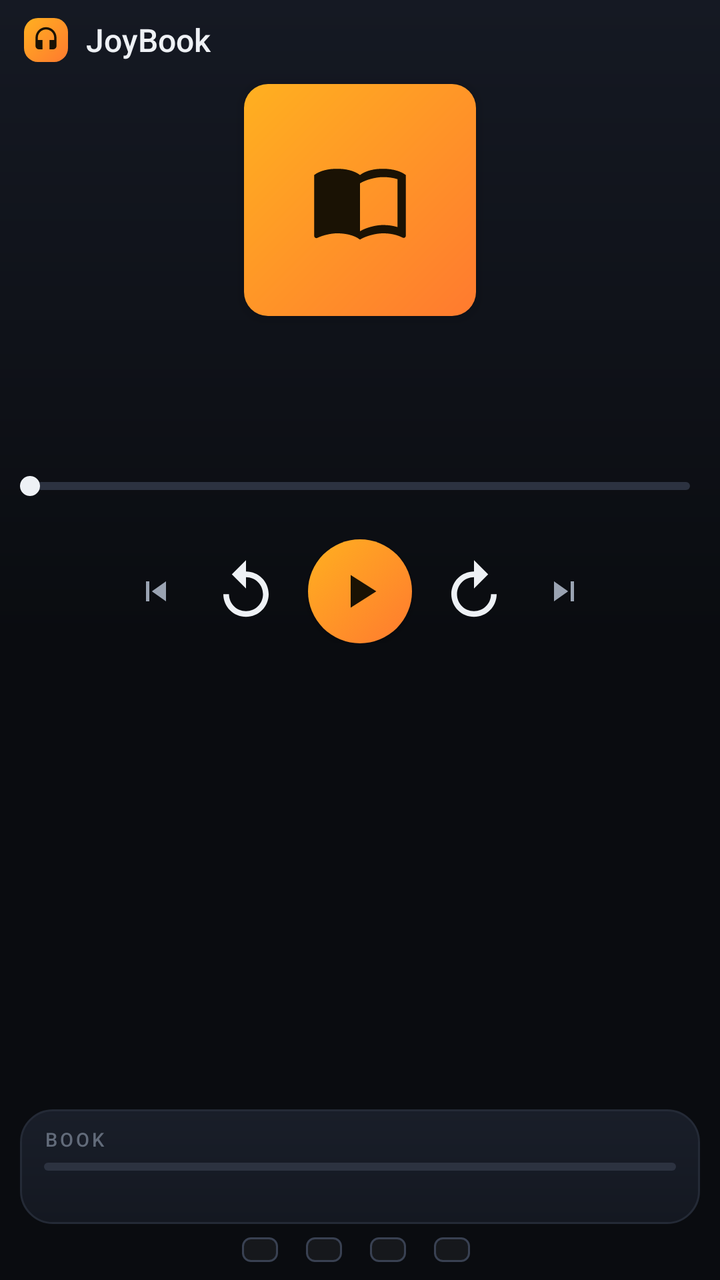
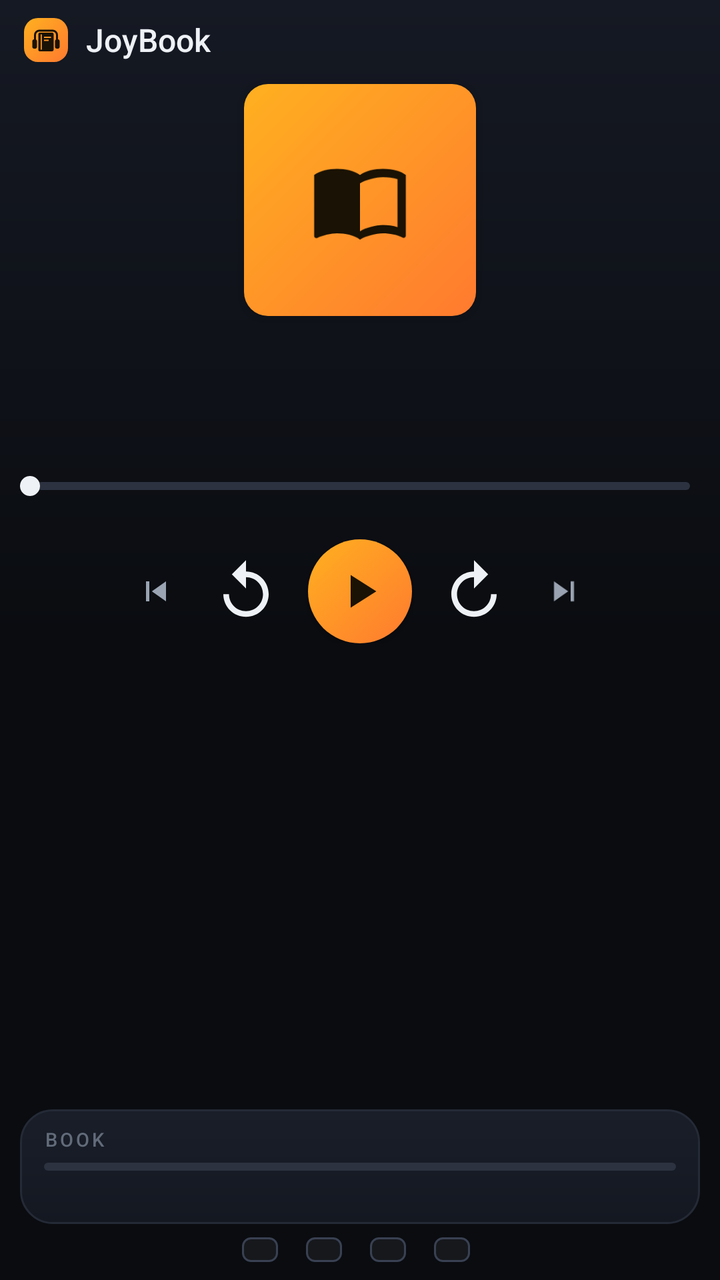

Two renders of the same Android screen: before a commit and after it. Below are the layout's source before the change and the commit's diff.
<!-- AndroidManifest.xml: application theme Theme.JoyBook -->
<!-- res/layout/activity_main.xml -->
<?xml version="1.0" encoding="utf-8"?>
<LinearLayout xmlns:android="http://schemas.android.com/apk/res/android"
    xmlns:app="http://schemas.android.com/apk/res-auto"
    android:layout_width="match_parent"
    android:layout_height="match_parent"
    android:background="@drawable/bg_screen"
    android:orientation="vertical"
    android:paddingStart="10dp"
    android:paddingTop="2dp"
    android:paddingEnd="10dp"
    android:paddingBottom="4dp">

    
    <LinearLayout
        android:layout_width="match_parent"
        android:layout_height="36dp"
        android:gravity="center_vertical"
        android:orientation="horizontal"
        android:paddingStart="2dp"
        android:paddingEnd="4dp">

        <ImageView
            android:layout_width="22dp"
            android:layout_height="22dp"
            android:background="@drawable/bg_logo"
            android:importantForAccessibility="no"
            android:padding="4dp"
            android:src="@drawable/ic_headset"
            app:tint="@color/ja_on_accent" />

        <TextView
            android:id="@+id/headerTitle"
            android:layout_width="0dp"
            android:layout_height="wrap_content"
            android:layout_marginStart="9dp"
            android:layout_weight="1"
            android:ellipsize="end"
            android:fontFamily="sans-serif-medium"
            android:singleLine="true"
            android:text="@string/app_name"
            android:textColor="@color/ja_text"
            android:textSize="16sp" />

        <TextView
            android:id="@+id/speedBadge"
            android:layout_width="wrap_content"
            android:layout_height="wrap_content"
            android:background="@drawable/bg_pill_off"
            android:fontFamily="sans-serif-medium"
            android:fontFeatureSettings="tnum"
            android:paddingStart="7dp"
            android:paddingTop="2dp"
            android:paddingEnd="7dp"
            android:paddingBottom="2dp"
            android:textColor="@color/ja_accent"
            android:textSize="10sp"
            android:visibility="gone" />

        <TextView
            android:id="@+id/sleepBadge"
            android:layout_width="wrap_content"
            android:layout_height="wrap_content"
            android:layout_marginStart="6dp"
            android:background="@drawable/bg_pill_off"
            android:drawablePadding="3dp"
            android:fontFamily="sans-serif-medium"
            android:fontFeatureSettings="tnum"
            android:gravity="center_vertical"
            android:paddingStart="6dp"
            android:paddingTop="2dp"
            android:paddingEnd="7dp"
            android:paddingBottom="2dp"
            android:textColor="@color/ja_accent"
            android:textSize="10sp"
            android:visibility="gone" />
    </LinearLayout>

    <ViewFlipper
        android:id="@+id/pager"
        android:layout_width="match_parent"
        android:layout_height="0dp"
        android:layout_weight="1"
        android:inAnimation="@anim/page_in"
        android:outAnimation="@anim/page_out">

        
        <FrameLayout
            android:layout_width="match_parent"
            android:layout_height="match_parent">

            <LinearLayout
                android:id="@+id/playerContent"
                android:layout_width="match_parent"
                android:layout_height="match_parent"
                android:gravity="center_horizontal"
                android:orientation="vertical">
                <TextView
                    android:id="@+id/a11yWarning"
                    android:layout_width="match_parent"
                    android:layout_height="wrap_content"
                    android:layout_marginTop="2dp"
                    android:background="@drawable/bg_warning"
                    android:gravity="center"
                    android:paddingStart="8dp"
                    android:paddingTop="5dp"
                    android:paddingEnd="8dp"
                    android:paddingBottom="5dp"
                    android:text="@string/a11y_off_warning"
                    android:textColor="@color/ja_accent"
                    android:textSize="10.5sp"
                    android:visibility="gone" />

                <FrameLayout
                    android:layout_width="116dp"
                    android:layout_height="116dp"
                    android:layout_marginTop="4dp"
                    android:background="@drawable/bg_art"
                    android:elevation="4dp">

                    <ImageView
                        android:layout_width="50dp"
                        android:layout_height="50dp"
                        android:layout_gravity="center"
                        android:importantForAccessibility="no"
                        android:src="@drawable/ic_book"
                        app:tint="@color/ja_on_accent" />

                    <ImageView
                        android:id="@+id/coverImage"
                        android:layout_width="match_parent"
                        android:layout_height="match_parent"
                        android:background="@drawable/bg_art_clip"
                        android:importantForAccessibility="no"
                        android:scaleType="centerCrop"
                        android:visibility="gone" />
                </FrameLayout>

                <TextView
                    android:id="@+id/bookTitle"
                    android:layout_width="match_parent"
                    android:layout_height="wrap_content"
                    android:layout_marginTop="10dp"
                    android:ellipsize="end"
                    android:fontFamily="sans-serif-medium"
                    android:gravity="center"
                    android:lineSpacingExtra="1dp"
                    android:maxLines="2"
                    android:paddingStart="6dp"
                    android:paddingEnd="6dp"
                    android:textColor="@color/ja_text"
                    android:textSize="16sp" />

                <TextView
                    android:id="@+id/bookSub"
                    android:layout_width="match_parent"
                    android:layout_height="wrap_content"
                    android:layout_marginTop="2dp"
                    android:ellipsize="end"
                    android:gravity="center"
                    android:singleLine="true"
                    android:textColor="@color/ja_text_2"
                    android:textSize="11sp" />

                <TextView
                    android:id="@+id/chapterText"
                    android:layout_width="match_parent"
                    android:layout_height="wrap_content"
                    android:layout_marginTop="9dp"
                    android:ellipsize="end"
                    android:fontFamily="sans-serif-medium"
                    android:gravity="center"
                    android:letterSpacing="0.06"
                    android:singleLine="true"
                    android:textColor="@color/ja_accent"
                    android:textSize="11sp" />

                <SeekBar
                    android:id="@+id/seekBar"
                    android:layout_width="match_parent"
                    android:layout_height="18dp"
                    android:layout_marginTop="4dp"
                    android:background="@null"
                    android:focusable="false"
                    android:maxHeight="4dp"
                    android:minHeight="4dp"
                    android:paddingStart="5dp"
                    android:paddingEnd="5dp"
                    android:progressDrawable="@drawable/seek_progress"
                    android:splitTrack="false"
                    android:thumb="@drawable/seek_thumb"
                    android:thumbOffset="5dp" />

                <LinearLayout
                    android:layout_width="match_parent"
                    android:layout_height="wrap_content"
                    android:orientation="horizontal"
                    android:paddingStart="5dp"
                    android:paddingEnd="5dp">

                    <TextView
                        android:id="@+id/timePos"
                        android:layout_width="0dp"
                        android:layout_height="wrap_content"
                        android:layout_weight="1"
                        android:fontFeatureSettings="tnum"
                        android:textColor="@color/ja_text_2"
                        android:textSize="10sp" />

                    <TextView
                        android:id="@+id/timeLeft"
                        android:layout_width="0dp"
                        android:layout_height="wrap_content"
                        android:layout_weight="1"
                        android:fontFeatureSettings="tnum"
                        android:gravity="end"
                        android:textColor="@color/ja_text_2"
                        android:textSize="10sp" />
                </LinearLayout>

                <LinearLayout
                    android:layout_width="wrap_content"
                    android:layout_height="wrap_content"
                    android:layout_marginTop="4dp"
                    android:gravity="center_vertical"
                    android:orientation="horizontal">

                    <ImageButton
                        android:id="@+id/btnPrevCh"
                        android:layout_width="32dp"
                        android:layout_height="32dp"
                        android:background="@drawable/bg_icon_btn"
                        android:contentDescription="@string/prev_chapter"
                        android:padding="6dp"
                        android:scaleType="fitCenter"
                        android:src="@drawable/ic_skip_prev"
                        app:tint="@color/ja_text_2" />

                    <FrameLayout
                        android:id="@+id/btnBack"
                        android:layout_width="42dp"
                        android:layout_height="42dp"
                        android:layout_marginStart="8dp"
                        android:background="@drawable/bg_icon_btn"
                        android:contentDescription="@string/rewind">

                        <ImageView
                            android:layout_width="34dp"
                            android:layout_height="34dp"
                            android:layout_gravity="center"
                            android:importantForAccessibility="no"
                            android:src="@drawable/ic_replay"
                            app:tint="@color/ja_text" />

                        <TextView
                            android:id="@+id/backStep"
                            android:layout_width="wrap_content"
                            android:layout_height="wrap_content"
                            android:layout_gravity="center"
                            android:layout_marginTop="3dp"
                            android:fontFamily="sans-serif-medium"
                            android:textColor="@color/ja_text"
                            android:textSize="8sp" />
                    </FrameLayout>

                    <ImageButton
                        android:id="@+id/btnPlay"
                        android:layout_width="52dp"
                        android:layout_height="52dp"
                        android:layout_marginStart="10dp"
                        android:layout_marginEnd="10dp"
                        android:background="@drawable/bg_play_btn"
                        android:contentDescription="@string/play"
                        android:elevation="3dp"
                        android:padding="12dp"
                        android:scaleType="fitCenter"
                        android:src="@drawable/ic_play"
                        app:tint="@color/ja_on_accent" />

                    <FrameLayout
                        android:id="@+id/btnFwd"
                        android:layout_width="42dp"
                        android:layout_height="42dp"
                        android:layout_marginEnd="8dp"
                        android:background="@drawable/bg_icon_btn"
                        android:contentDescription="@string/forward">

                        <ImageView
                            android:layout_width="34dp"
                            android:layout_height="34dp"
                            android:layout_gravity="center"
                            android:importantForAccessibility="no"
                            android:src="@drawable/ic_forward"
                            app:tint="@color/ja_text" />

                        <TextView
                            android:id="@+id/fwdStep"
                            android:layout_width="wrap_content"
                            android:layout_height="wrap_content"
                            android:layout_gravity="center"
                            android:layout_marginTop="3dp"
                            android:fontFamily="sans-serif-medium"
                            android:textColor="@color/ja_text"
                            android:textSize="8sp" />
                    </FrameLayout>

                    <ImageButton
                        android:id="@+id/btnNextCh"
                        android:layout_width="32dp"
                        android:layout_height="32dp"
                        android:background="@drawable/bg_icon_btn"
                        android:contentDescription="@string/next_chapter"
                        android:padding="6dp"
                        android:scaleType="fitCenter"
                        android:src="@drawable/ic_skip_next"
                        app:tint="@color/ja_text_2" />
                </LinearLayout>

                <View
                    android:layout_width="0dp"
                    android:layout_height="0dp"
                    android:layout_weight="1" />

                
                <LinearLayout
                    android:layout_width="match_parent"
                    android:layout_height="wrap_content"
                    android:layout_marginBottom="2dp"
                    android:background="@drawable/bg_card"
                    android:orientation="vertical"
                    android:paddingStart="12dp"
                    android:paddingTop="8dp"
                    android:paddingEnd="12dp"
                    android:paddingBottom="9dp">

                    <LinearLayout
                        android:layout_width="match_parent"
                        android:layout_height="wrap_content"
                        android:orientation="horizontal">

                        <TextView
                            android:layout_width="wrap_content"
                            android:layout_height="wrap_content"
                            android:fontFamily="sans-serif-medium"
                            android:letterSpacing="0.14"
                            android:text="@string/book_label"
                            android:textColor="@color/ja_text_3"
                            android:textSize="9.5sp" />

                        <TextView
                            android:id="@+id/bookPercent"
                            android:layout_width="0dp"
                            android:layout_height="wrap_content"
                            android:layout_weight="1"
                            android:fontFamily="sans-serif-medium"
                            android:fontFeatureSettings="tnum"
                            android:gravity="end"
                            android:textColor="@color/ja_text"
                            android:textSize="10sp" />
                    </LinearLayout>

                    <ProgressBar
                        android:id="@+id/bookProgress"
                        style="?android:attr/progressBarStyleHorizontal"
                        android:layout_width="match_parent"
                        android:layout_height="4dp"
                        android:layout_marginTop="5dp"
                        android:max="1000"
                        android:progressDrawable="@drawable/seek_progress" />

                    <TextView
                        android:id="@+id/bookLeft"
                        android:layout_width="match_parent"
                        android:layout_height="wrap_content"
                        android:layout_marginTop="4dp"
                        android:fontFeatureSettings="tnum"
                        android:singleLine="true"
                        android:textColor="@color/ja_text_2"
                        android:textSize="10sp" />
                </LinearLayout>
            </LinearLayout>

            <LinearLayout
                android:id="@+id/emptyView"
                android:layout_width="match_parent"
                android:layout_height="match_parent"
                android:gravity="center"
                android:orientation="vertical"
                android:padding="16dp"
                android:visibility="gone">

                <ImageView
                    android:layout_width="48dp"
                    android:layout_height="48dp"
                    android:background="@drawable/bg_setting_icon"
                    android:importantForAccessibility="no"
                    android:padding="12dp"
                    android:src="@drawable/ic_folder"
                    app:tint="@color/ja_accent" />

                <TextView
                    android:id="@+id/emptyText"
                    android:layout_width="wrap_content"
                    android:layout_height="wrap_content"
                    android:layout_marginTop="10dp"
                    android:fontFamily="sans-serif-medium"
                    android:gravity="center"
                    android:textColor="@color/ja_text"
                    android:textSize="13sp" />

                <TextView
                    android:id="@+id/emptyHint"
                    android:layout_width="wrap_content"
                    android:layout_height="wrap_content"
                    android:layout_marginTop="4dp"
                    android:gravity="center"
                    android:textColor="@color/ja_text_3"
                    android:textSize="11sp" />
            </LinearLayout>
        </FrameLayout>

        
        <ScrollView
            android:id="@+id/menuScroll"
            android:layout_width="match_parent"
            android:layout_height="match_parent"
            android:overScrollMode="never"
            android:scrollbars="none">

            <LinearLayout
                android:layout_width="match_parent"
                android:layout_height="wrap_content"
                android:orientation="vertical"
                android:paddingTop="2dp">

                <include
                    android:id="@+id/rowBooks"
                    layout="@layout/item_setting" />

                <include
                    android:id="@+id/rowChapters"
                    layout="@layout/item_setting" />

                <include
                    android:id="@+id/rowSpeed"
                    layout="@layout/item_setting" />

                <include
                    android:id="@+id/rowSleep"
                    layout="@layout/item_setting" />

                <include
                    android:id="@+id/rowSkip"
                    layout="@layout/item_setting" />

                <include
                    android:id="@+id/rowFolder"
                    layout="@layout/item_setting" />

                <include
                    android:id="@+id/rowRefresh"
                    layout="@layout/item_setting" />

                <include
                    android:id="@+id/rowTouch"
                    layout="@layout/item_setting" />

                <include
                    android:id="@+id/rowJoystick"
                    layout="@layout/item_setting" />

                <TextView
                    android:layout_width="match_parent"
                    android:layout_height="wrap_content"
                    android:layout_marginTop="4dp"
                    android:lineSpacingExtra="3dp"
                    android:paddingStart="6dp"
                    android:paddingEnd="6dp"
                    android:paddingBottom="8dp"
                    android:text="@string/menu_hint"
                    android:textColor="@color/ja_text_3"
                    android:textSize="10sp" />
            </LinearLayout>
        </ScrollView>

        
        <androidx.recyclerview.widget.RecyclerView
            android:id="@+id/booksList"
            android:layout_width="match_parent"
            android:layout_height="match_parent"
            android:clipToPadding="false"
            android:descendantFocusability="blocksDescendants"
            android:overScrollMode="never"
            android:paddingBottom="4dp"
            android:scrollbarSize="3dp"
            android:scrollbarThumbVertical="@drawable/scrollbar_thumb"
            android:scrollbars="vertical" />

        
        <androidx.recyclerview.widget.RecyclerView
            android:id="@+id/chaptersList"
            android:layout_width="match_parent"
            android:layout_height="match_parent"
            android:clipToPadding="false"
            android:descendantFocusability="blocksDescendants"
            android:overScrollMode="never"
            android:paddingBottom="4dp"
            android:scrollbarSize="3dp"
            android:scrollbarThumbVertical="@drawable/scrollbar_thumb"
            android:scrollbars="vertical" />
    </ViewFlipper>

    
    <LinearLayout
        android:layout_width="match_parent"
        android:layout_height="22dp"
        android:gravity="center"
        android:orientation="horizontal">

        <TextView
            android:id="@+id/keyA"
            style="@style/JoyBook.Keycap" />

        <TextView
            android:id="@+id/labelA"
            style="@style/JoyBook.KeyLabel" />

        <TextView
            android:id="@+id/keyB"
            style="@style/JoyBook.Keycap" />

        <TextView
            android:id="@+id/labelB"
            style="@style/JoyBook.KeyLabel" />

        <TextView
            android:id="@+id/keyC"
            style="@style/JoyBook.Keycap" />

        <TextView
            android:id="@+id/labelC"
            style="@style/JoyBook.KeyLabel" />

        <TextView
            android:id="@+id/keyD"
            style="@style/JoyBook.Keycap" />

        <TextView
            android:id="@+id/labelD"
            style="@style/JoyBook.KeyLabel"
            android:layout_marginEnd="0dp" />
    </LinearLayout>
</LinearLayout>
<!-- res/layout/item_setting.xml (included above) -->
<?xml version="1.0" encoding="utf-8"?>
<LinearLayout xmlns:android="http://schemas.android.com/apk/res/android"
    xmlns:app="http://schemas.android.com/apk/res-auto"
    android:layout_width="match_parent"
    android:layout_height="wrap_content"
    android:layout_marginBottom="6dp"
    android:background="@drawable/bg_setting_row"
    android:clickable="true"
    android:focusable="true"
    android:gravity="center_vertical"
    android:minHeight="52dp"
    android:orientation="horizontal"
    android:paddingStart="9dp"
    android:paddingTop="7dp"
    android:paddingEnd="12dp"
    android:paddingBottom="7dp">

    <ImageView
        android:id="@+id/settingIcon"
        android:layout_width="32dp"
        android:layout_height="32dp"
        android:background="@drawable/bg_setting_icon"
        android:importantForAccessibility="no"
        android:padding="7dp"
        app:tint="@color/ja_accent" />

    <LinearLayout
        android:layout_width="0dp"
        android:layout_height="wrap_content"
        android:layout_marginStart="11dp"
        android:layout_marginEnd="8dp"
        android:layout_weight="1"
        android:orientation="vertical">

        <TextView
            android:id="@+id/settingTitle"
            android:layout_width="match_parent"
            android:layout_height="wrap_content"
            android:fontFamily="sans-serif-medium"
            android:textColor="@color/ja_text"
            android:textSize="13.5sp" />

        <TextView
            android:id="@+id/settingSubtitle"
            android:layout_width="match_parent"
            android:layout_height="wrap_content"
            android:layout_marginTop="1dp"
            android:ellipsize="end"
            android:singleLine="true"
            android:textColor="@color/ja_text_2"
            android:textSize="10.5sp"
            android:visibility="gone" />
    </LinearLayout>

    <androidx.appcompat.widget.SwitchCompat
        android:id="@+id/settingSwitch"
        android:layout_width="wrap_content"
        android:layout_height="wrap_content"
        android:background="@null"
        android:clickable="false"
        android:focusable="false"
        android:thumb="@drawable/switch_thumb"
        android:visibility="gone"
        app:showText="false"
        app:track="@drawable/switch_track" />

    <TextView
        android:id="@+id/settingValue"
        android:layout_width="wrap_content"
        android:layout_height="wrap_content"
        android:fontFamily="sans-serif-medium"
        android:letterSpacing="0.08"
        android:paddingStart="8dp"
        android:paddingTop="3dp"
        android:paddingEnd="8dp"
        android:paddingBottom="3dp"
        android:textSize="10sp"
        android:visibility="gone" />

    <ImageView
        android:id="@+id/settingChevron"
        android:layout_width="18dp"
        android:layout_height="18dp"
        android:importantForAccessibility="no"
        android:src="@drawable/ic_chevron_right"
        android:visibility="gone"
        app:tint="@color/ja_text_3" />
</LinearLayout>
<!-- resources referenced by this layout -->
<resources>
  <color name="ja_accent">#FFFFB020</color>
  <color name="ja_on_accent">#FF1A1204</color>
  <color name="ja_text">#FFEEF1F5</color>
  <color name="ja_text_2">#FF9AA3B2</color>
  <color name="ja_text_3">#FF626B7A</color>
  <!-- drawable bg_art_clip (drawable) -->
  <?xml version="1.0" encoding="utf-8"?>
  <shape xmlns:android="http://schemas.android.com/apk/res/android" android:shape="rectangle">
      <solid android:color="@color/ja_surface_hi" />
      <corners android:radius="12dp" />
  </shape>
  <!-- drawable bg_icon_btn (drawable) -->
  <?xml version="1.0" encoding="utf-8"?>
  <ripple xmlns:android="http://schemas.android.com/apk/res/android" android:color="#26FFFFFF">
      <item android:id="@android:id/mask">
          <shape android:shape="oval">
              <solid android:color="#FFFFFFFF" />
          </shape>
      </item>
  </ripple>
  <!-- drawable bg_pill_off (drawable) -->
  <?xml version="1.0" encoding="utf-8"?>
  <shape xmlns:android="http://schemas.android.com/apk/res/android" android:shape="rectangle">
      <solid android:color="#14FFFFFF" />
      <corners android:radius="8dp" />
  </shape>
  <!-- drawable bg_setting_icon (drawable) -->
  <?xml version="1.0" encoding="utf-8"?>
  <shape xmlns:android="http://schemas.android.com/apk/res/android" android:shape="rectangle">
      <solid android:color="@color/ja_accent_soft" />
      <corners android:radius="9dp" />
  </shape>
  <!-- drawable bg_warning (drawable) -->
  <?xml version="1.0" encoding="utf-8"?>
  <shape xmlns:android="http://schemas.android.com/apk/res/android" android:shape="rectangle">
      <solid android:color="@color/ja_accent_soft" />
      <stroke android:width="1dp" android:color="#59FFB020" />
      <corners android:radius="10dp" />
  </shape>
  <!-- drawable scrollbar_thumb (drawable) -->
  <?xml version="1.0" encoding="utf-8"?>
  <shape xmlns:android="http://schemas.android.com/apk/res/android" android:shape="rectangle">
      <solid android:color="#40FFFFFF" />
      <corners android:radius="2dp" />
  </shape>
  <!-- drawable seek_thumb (drawable) -->
  <?xml version="1.0" encoding="utf-8"?>
  <shape xmlns:android="http://schemas.android.com/apk/res/android" android:shape="oval">
      <solid android:color="@color/ja_text" />
      <size android:width="10dp" android:height="10dp" />
  </shape>
  <string name="a11y_off_warning">Lock-screen joystick is off · press # and turn it on</string>
  <string name="app_name">JoyBook</string>
  <string name="book_label">BOOK</string>
  <string name="forward">Forward</string>
  <string name="menu_hint">Player: ◂ ▸ rewind / forward (hold to keep going) · ▴ ▾ next / previous chapter · OK play / pause · 1 / 3 speed · 0 sleep timer\nLock screen: the same stick keys work\nHold OK on Books folder to clear it.</string>
  <string name="next_chapter">Next chapter</string>
  <string name="play">Play</string>
  <string name="prev_chapter">Previous chapter</string>
  <string name="rewind">Rewind</string>
  <color name="ja_accent_2">#FFFF7A2F</color>
  <color name="ja_surface_hi">#FF1F2532</color>
  <color name="ja_surface_top">#FF191E29</color>
  <color name="ja_surface">#FF141821</color>
  <color name="ja_outline">#FF242A36</color>
  <color name="ja_accent_pressed">#FFE09412</color>
  <color name="ja_bg_top">#FF151923</color>
  <color name="ja_bg">#FF0A0C10</color>
  <color name="ja_accent_soft">#29FFB020</color>
  <color name="ja_track_off">#FF2C3240</color>
  <!-- drawable bg_keycap (drawable) -->
  <?xml version="1.0" encoding="utf-8"?>
  <shape xmlns:android="http://schemas.android.com/apk/res/android" android:shape="rectangle">
      <solid android:color="#0DFFFFFF" />
      <stroke android:width="1dp" android:color="@color/ja_outline_hi" />
      <corners android:radius="4dp" />
  </shape>
  <color name="ja_outline_hi">#FF394152</color>
</resources>

<!-- the commit's change to res/layout/activity_main.xml (unified diff, before → after) -->
@@ -24,8 +24,8 @@
             android:layout_height="22dp"
             android:background="@drawable/bg_logo"
             android:importantForAccessibility="no"
-            android:padding="4dp"
-            android:src="@drawable/ic_headset"
+            android:padding="3dp"
+            android:src="@drawable/ic_logo"
             app:tint="@color/ja_on_accent" />
 
         <TextView
